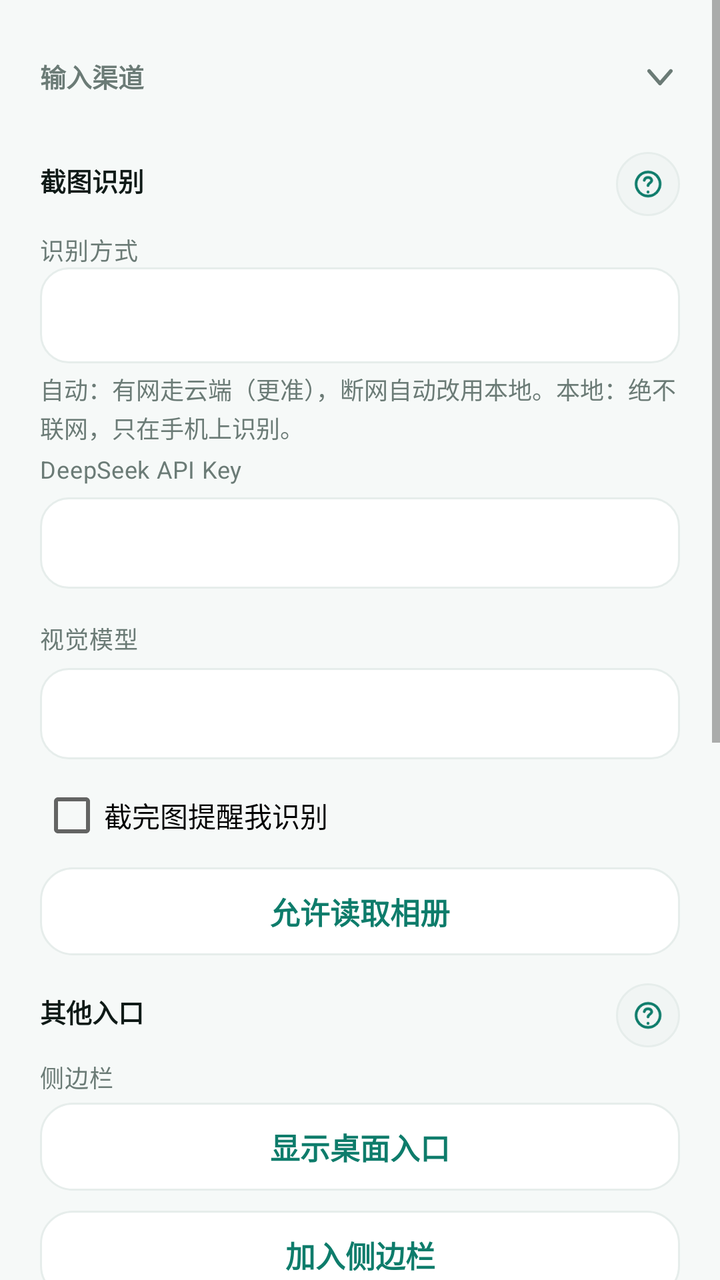
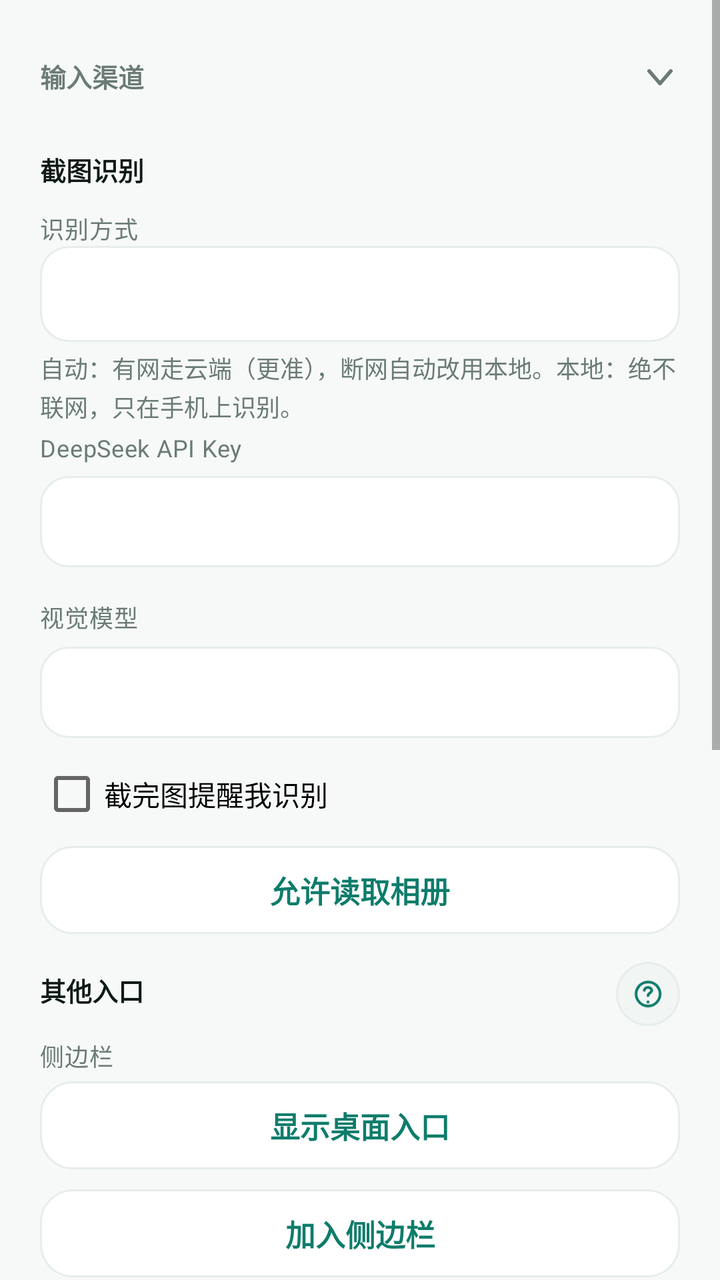

Two renders of the same Android screen: before a commit and after it. Below are the layout's source before the change and the commit's diff.
<!-- AndroidManifest.xml: application theme Theme.NtfyCalendar -->
<!-- res/layout/activity_settings.xml -->
<?xml version="1.0" encoding="utf-8"?>
<ScrollView xmlns:android="http://schemas.android.com/apk/res/android"
    android:layout_width="match_parent"
    android:layout_height="match_parent"
    android:background="?attr/bnWindowBg">

    <LinearLayout
        android:layout_width="match_parent"
        android:layout_height="wrap_content"
        android:orientation="vertical"
        android:paddingLeft="20dp"
        android:paddingRight="20dp"
        android:paddingTop="8dp"
        android:paddingBottom="28dp">

        
        <LinearLayout
            android:id="@+id/headInput"
            style="@style/SettingsGroupHead">

            <TextView
                style="@style/SectionLabel"
                android:layout_width="0dp"
                android:layout_height="wrap_content"
                android:layout_marginTop="0dp"
                android:layout_marginBottom="0dp"
                android:layout_weight="1"
                android:text="输入渠道" />

            <ImageView
                android:id="@+id/arrowInput"
                android:layout_width="20dp"
                android:layout_height="20dp"
                android:contentDescription="展开或收起"
                android:rotation="90"
                android:src="@drawable/ic_chevron_right"
                android:tint="?attr/bnTextSecondary" />
        </LinearLayout>

        <LinearLayout
            android:id="@+id/groupInput"
            android:layout_width="match_parent"
            android:layout_height="wrap_content"
            android:orientation="vertical">

            <LinearLayout
                style="@style/SettingsSubHead">

                <TextView
                    style="@style/SectionSubLabel"
                    android:layout_width="0dp"
                    android:layout_height="wrap_content"
                    android:layout_marginTop="0dp"
                    android:layout_weight="1"
                    android:text="截图识别" />

                <ImageButton
                    android:id="@+id/btnHelpShot"
                    style="@style/SettingsHelpButton"
                    android:contentDescription="看说明"
                    android:src="@drawable/ic_nav_help" />
            </LinearLayout>

            <TextView
                style="@style/FormLabel"
                android:layout_marginTop="8dp"
                android:text="识别方式" />

            <Spinner
                android:id="@+id/spEngine"
                android:layout_width="match_parent"
                android:layout_height="48dp"
                android:background="@drawable/bg_input"
                android:paddingLeft="10dp"
                android:paddingRight="10dp" />

            <TextView
                android:id="@+id/tvEngineHint"
                style="@style/HintText"
                android:layout_width="match_parent"
                android:layout_height="wrap_content"
                android:layout_marginTop="4dp"
                android:text="自动：有网走云端（更准），断网自动改用本地。本地：绝不联网，只在手机上识别。" />

            <TextView
                style="@style/FormLabel"
                android:layout_marginTop="4dp"
                android:text="@string/label_api_key" />

            <EditText
                android:id="@+id/etApiKey"
                style="@style/FormInput"
                android:inputType="textPassword" />

            <TextView
                style="@style/FormLabel"
                android:text="@string/label_model" />

            <EditText
                android:id="@+id/etModel"
                style="@style/FormInput"
                android:inputType="text" />

            <CheckBox
                android:id="@+id/cbShotWatch"
                android:layout_width="match_parent"
                android:layout_height="wrap_content"
                android:layout_marginTop="12dp"
                android:text="@string/shot_watch_label" />

            <Button
                android:id="@+id/btnMediaPerm"
                style="@style/BtnTonal"
                android:layout_marginTop="10dp"
                android:text="@string/btn_grant_media" />

            <LinearLayout
                style="@style/SettingsSubHead">

                <TextView
                    style="@style/SectionSubLabel"
                    android:layout_width="0dp"
                    android:layout_height="wrap_content"
                    android:layout_marginTop="0dp"
                    android:layout_weight="1"
                    android:text="其他入口" />

                <ImageButton
                    android:id="@+id/btnHelpEntry"
                    style="@style/SettingsHelpButton"
                    android:contentDescription="看说明"
                    android:src="@drawable/ic_nav_help" />
            </LinearLayout>

            <TextView
                style="@style/FormLabel"
                android:layout_marginTop="6dp"
                android:text="侧边栏" />

            <Button
                android:id="@+id/btnSidebarEntry"
                style="@style/BtnTonal"
                android:layout_marginTop="4dp"
                android:text="@string/sidebar_entry_show" />

            <Button
                android:id="@+id/btnSidebarGuide"
                style="@style/BtnTonal"
                android:layout_marginTop="10dp"
                android:text="@string/btn_sidebar_guide" />

            <TextView
                style="@style/FormLabel"
                android:text="通知栏" />

            <Button
                android:id="@+id/btnTileGuide"
                style="@style/BtnTonal"
                android:layout_marginTop="4dp"
                android:text="@string/btn_tile_guide" />

            <Button
                android:id="@+id/btnNtfy"
                style="@style/BtnTonal"
                android:layout_marginTop="14dp"
                android:text="推送通道 · ntfy 模式" />

            <TextView
                android:id="@+id/tvNtfySummary"
                style="@style/HintText"
                android:visibility="gone"
                android:text="已启用" />
        </LinearLayout>

        
        <LinearLayout
            android:id="@+id/headCalendar"
            style="@style/SettingsGroupHead">

            <TextView
                style="@style/SectionLabel"
                android:layout_width="0dp"
                android:layout_height="wrap_content"
                android:layout_marginTop="0dp"
                android:layout_marginBottom="0dp"
                android:layout_weight="1"
                android:text="日历与同步" />

            <ImageView
                android:id="@+id/arrowCalendar"
                android:layout_width="20dp"
                android:layout_height="20dp"
                android:contentDescription="展开或收起"
                android:src="@drawable/ic_chevron_right"
                android:tint="?attr/bnTextSecondary" />
        </LinearLayout>

        <LinearLayout
            android:id="@+id/groupCalendar"
            android:layout_width="match_parent"
            android:layout_height="wrap_content"
            android:orientation="vertical"
            android:visibility="gone">

            <TextView
                style="@style/SectionSubLabel"
                android:layout_marginTop="4dp"
                android:text="目标日历" />

            <Spinner
                android:id="@+id/spCalendar"
                android:layout_width="match_parent"
                android:layout_height="48dp"
                android:layout_marginTop="6dp"
                android:background="@drawable/bg_input"
                android:paddingLeft="10dp"
                android:paddingRight="10dp" />

            <TextView
                android:id="@+id/tvCalendarHint"
                style="@style/HintText" />

            <Button
                android:id="@+id/btnCreateCalendar"
                style="@style/BtnTonal"
                android:layout_marginTop="10dp"
                android:text="@string/btn_create_calendar" />

            <Button
                android:id="@+id/btnCalendarPerm"
                style="@style/BtnTonal"
                android:layout_marginTop="10dp"
                android:text="@string/perm_calendar" />

            <TextView
                style="@style/SectionSubLabel"
                android:text="@string/label_remind" />

            <EditText
                android:id="@+id/etRemind"
                style="@style/FormInput"
                android:inputType="text" />

            <LinearLayout
                style="@style/SettingsSubHead">

                <TextView
                    style="@style/SectionSubLabel"
                    android:layout_width="0dp"
                    android:layout_height="wrap_content"
                    android:layout_marginTop="0dp"
                    android:layout_weight="1"
                    android:text="@string/title_reconcile" />

                <ImageButton
                    android:id="@+id/btnHelpReconcile"
                    style="@style/SettingsHelpButton"
                    android:contentDescription="看说明"
                    android:src="@drawable/ic_nav_help" />
            </LinearLayout>

            <CheckBox
                android:id="@+id/cbReconcile"
                android:layout_width="match_parent"
                android:layout_height="wrap_content"
                android:layout_marginTop="4dp"
                android:text="@string/label_reconcile_enabled" />

            <TextView
                style="@style/FormLabel"
                android:text="@string/label_reconcile_interval" />

            <Spinner
                android:id="@+id/spReconcileInterval"
                android:layout_width="match_parent"
                android:layout_height="48dp"
                android:background="@drawable/bg_input"
                android:paddingLeft="10dp"
                android:paddingRight="10dp" />

            <CheckBox
                android:id="@+id/cbReconcileNotify"
                android:layout_width="match_parent"
                android:layout_height="wrap_content"
                android:layout_marginTop="12dp"
                android:text="@string/label_reconcile_notify" />

            <Button
                android:id="@+id/btnReconcileNow"
                style="@style/BtnTonal"
                android:layout_marginTop="10dp"
                android:text="@string/btn_reconcile_now" />

        </LinearLayout>

        
        <LinearLayout
            android:id="@+id/headBackup"
            style="@style/SettingsGroupHead">

            <TextView
                style="@style/SectionLabel"
                android:layout_width="0dp"
                android:layout_height="wrap_content"
                android:layout_marginTop="0dp"
                android:layout_marginBottom="0dp"
                android:layout_weight="1"
                android:text="备份" />

            <ImageButton
                android:id="@+id/btnHelpBackup"
                style="@style/SettingsHelpButton"
                android:contentDescription="看说明"
                android:src="@drawable/ic_nav_help" />

            <ImageView
                android:id="@+id/arrowBackup"
                android:layout_width="20dp"
                android:layout_height="20dp"
                android:layout_marginStart="6dp"
                android:contentDescription="展开或收起"
                android:src="@drawable/ic_chevron_right"
                android:tint="?attr/bnTextSecondary" />
        </LinearLayout>

        <LinearLayout
            android:id="@+id/groupBackup"
            android:layout_width="match_parent"
            android:layout_height="wrap_content"
            android:orientation="vertical"
            android:visibility="gone">

            <Button
                android:id="@+id/btnExportIcs"
                style="@style/BtnTonal"
                android:layout_marginTop="6dp"
                android:text="@string/btn_export_ics" />

            <Button
                android:id="@+id/btnBackupLedger"
                style="@style/BtnTonal"
                android:layout_marginTop="10dp"
                android:text="@string/btn_backup_ledger" />
        </LinearLayout>

        
        <LinearLayout
            android:id="@+id/headAppearance"
            style="@style/SettingsGroupHead">

            <TextView
                style="@style/SectionLabel"
                android:layout_width="0dp"
                android:layout_height="wrap_content"
                android:layout_marginTop="0dp"
                android:layout_marginBottom="0dp"
                android:layout_weight="1"
                android:text="外观" />

            <ImageButton
                android:id="@+id/btnHelpTheme"
                style="@style/SettingsHelpButton"
                android:contentDescription="看说明"
                android:src="@drawable/ic_nav_help" />

            <ImageView
                android:id="@+id/arrowAppearance"
                android:layout_width="20dp"
                android:layout_height="20dp"
                android:layout_marginStart="6dp"
                android:contentDescription="展开或收起"
                android:src="@drawable/ic_chevron_right"
                android:tint="?attr/bnTextSecondary" />
        </LinearLayout>

        <LinearLayout
            android:id="@+id/groupAppearance"
            android:layout_width="match_parent"
            android:layout_height="wrap_content"
            android:orientation="vertical"
            android:visibility="gone">

            <TextView
                style="@style/FormLabel"
                android:layout_marginTop="4dp"
                android:text="配色主题" />

            <Spinner
                android:id="@+id/spTheme"
                android:layout_width="match_parent"
                android:layout_height="48dp"
                android:background="@drawable/bg_input"
                android:paddingLeft="10dp"
                android:paddingRight="10dp" />

            <TextView
                style="@style/FormLabel"
                android:text="明暗" />

            <Spinner
                android:id="@+id/spThemeMode"
                android:layout_width="match_parent"
                android:layout_height="48dp"
                android:background="@drawable/bg_input"
                android:paddingLeft="10dp"
                android:paddingRight="10dp" />
        </LinearLayout>

        
        <LinearLayout
            android:id="@+id/headDiagnostics"
            style="@style/SettingsGroupHead">

            <TextView
                style="@style/SectionLabel"
                android:layout_width="0dp"
                android:layout_height="wrap_content"
                android:layout_marginTop="0dp"
                android:layout_marginBottom="0dp"
                android:layout_weight="1"
                android:text="诊断与帮助" />

            <ImageView
                android:id="@+id/arrowDiagnostics"
                android:layout_width="20dp"
                android:layout_height="20dp"
                android:contentDescription="展开或收起"
                android:src="@drawable/ic_chevron_right"
                android:tint="?attr/bnTextSecondary" />
        </LinearLayout>

        <LinearLayout
            android:id="@+id/groupDiagnostics"
            android:layout_width="match_parent"
            android:layout_height="wrap_content"
            android:orientation="vertical"
            android:visibility="gone">

            <Button
                android:id="@+id/btnPrivacy"
                style="@style/BtnTonal"
                android:layout_marginTop="10dp"
                android:text="隐私政策" />

            <Button
                android:id="@+id/btnOnboarding"
                style="@style/BtnTonal"
                android:layout_marginTop="6dp"
                android:text="新手引导" />

            <Button
                android:id="@+id/btnHealth"
                style="@style/BtnTonal"
                android:layout_marginTop="6dp"
                android:text="运行体检" />

            <LinearLayout
                style="@style/SettingsSubHead">

                <TextView
                    style="@style/SectionSubLabel"
                    android:layout_width="0dp"
                    android:layout_height="wrap_content"
                    android:layout_marginTop="0dp"
                    android:layout_weight="1"
                    android:text="系统权限" />

                <ImageButton
                    android:id="@+id/btnHelpA11y"
                    style="@style/SettingsHelpButton"
                    android:contentDescription="看说明"
                    android:src="@drawable/ic_nav_help" />
            </LinearLayout>

            <Button
                android:id="@+id/btnOpenA11y"
                style="@style/BtnTonal"
                android:layout_marginTop="10dp"
                android:text="@string/btn_open_a11y" />

            <Button
                android:id="@+id/btnCrashLog"
                style="@style/BtnTonal"
                android:layout_marginTop="10dp"
                android:text="@string/btn_crash_log" />

            <Button
                android:id="@+id/btnAppDetail"
                style="@style/BtnTonal"
                android:layout_marginTop="10dp"
                android:text="@string/perm_app_detail" />

            <Button
                android:id="@+id/btnAbout"
                style="@style/BtnTonal"
                android:layout_marginTop="10dp"
                android:text="@string/about_entry" />
        </LinearLayout>

        <Button
            android:id="@+id/btnSaveSettings"
            style="@style/BtnPrimary"
            android:layout_marginTop="26dp"
            android:text="@string/btn_save_settings" />
    </LinearLayout>
</ScrollView>
<!-- resources referenced by this layout -->
<resources>
  <!-- drawable bg_input (drawable) -->
  <?xml version="1.0" encoding="utf-8"?>
  <shape xmlns:android="http://schemas.android.com/apk/res/android"
      android:shape="rectangle">
      <solid android:color="?attr/bnSurface" />
      <corners android:radius="14dp" />
      <stroke
          android:width="1dp"
          android:color="?attr/bnCardStroke" />
  </shape>
  <string name="about_entry">关于 Bellnote</string>
  <string name="btn_backup_ledger">备份账本</string>
  <string name="btn_crash_log">崩溃日志</string>
  <string name="btn_create_calendar">创建本地日历</string>
  <string name="btn_export_ics">导出 .ics</string>
  <string name="btn_grant_media">允许读取相册</string>
  <string name="btn_open_a11y">开启截屏服务</string>
  <string name="btn_reconcile_now">立即对账</string>
  <string name="btn_save_settings">保存</string>
  <string name="btn_sidebar_guide">加入侧边栏</string>
  <string name="btn_tile_guide">添加通知栏磁贴</string>
  <string name="label_api_key">DeepSeek API Key</string>
  <string name="label_model">视觉模型</string>
  <string name="label_reconcile_enabled">定时对账（本地清单 vs 手机日历）</string>
  <string name="label_reconcile_interval">对账间隔</string>
  <string name="label_reconcile_notify">有差异时发通知</string>
  <string name="label_remind">提醒（分钟，逗号分隔，最多 3 条）</string>
  <string name="perm_app_detail">应用详情</string>
  <string name="perm_calendar">日历读写权限</string>
  <string name="shot_watch_label">截完图提醒我识别</string>
  <string name="sidebar_entry_show">显示桌面入口</string>
  <string name="title_reconcile">日历对账</string>
  <style name="HintText">
          <item name="android:layout_width">match_parent</item>
          <item name="android:layout_height">wrap_content</item>
          <item name="android:textSize">12sp</item>
          <item name="android:lineSpacingExtra">2dp</item>
          <item name="android:textColor">?attr/bnTextSecondary</item>
      </style>
  <style name="SettingsHelpButton">
          <item name="android:layout_width">32dp</item>
          <item name="android:layout_height">32dp</item>
          <item name="android:background">@drawable/bg_icon_circle</item>
          <item name="android:padding">7dp</item>
          <item name="android:scaleType">fitCenter</item>
      </style>
  <style name="SettingsSubHead">
          <item name="android:layout_width">match_parent</item>
          <item name="android:layout_height">wrap_content</item>
          <item name="android:gravity">center_vertical</item>
          <item name="android:orientation">horizontal</item>
          <item name="android:paddingTop">14dp</item>
      </style>
  <!-- drawable bg_icon_circle (drawable) -->
  <?xml version="1.0" encoding="utf-8"?>
  <shape xmlns:android="http://schemas.android.com/apk/res/android"
      android:shape="oval">
      <solid android:color="?attr/bnIconBg" />
      <stroke
          android:width="1dp"
          android:color="?attr/bnCardStroke" />
  </shape>
  <!-- drawable ic_splash_blank (drawable) -->
  <?xml version="1.0" encoding="utf-8"?>
  <shape xmlns:android="http://schemas.android.com/apk/res/android" android:shape="rectangle">
      <solid android:color="@android:color/transparent" />
      <size android:width="1dp" android:height="1dp" />
  </shape>
  <color name="primary">#FF0E7C6B</color>
  <color name="primary_dark">#FF0A5A4D</color>
  <color name="text_on_primary">#FFFFFFFF</color>
  <color name="accent">#FFF59E0B</color>
  <color name="window_bg">#FFF6F9F8</color>
  <color name="surface">#FFFFFFFF</color>
  <color name="card_bg">#FFFFFFFF</color>
  <color name="card_stroke">#FFE6EDEB</color>
  <color name="divider">#FFEDF2F0</color>
  <color name="text_primary">#FF0F1A17</color>
  <color name="text_secondary">#FF6B7B76</color>
  <color name="chip_bg">#FFECF6F3</color>
  <color name="icon_bg">#FFF1F5F4</color>
  <color name="danger">#FFC94848</color>
  <color name="nav_bg">#FFFFFFFF</color>
  <color name="ripple">#140E7C6B</color>
  <!-- unchanged entries left out for length: 13 -->
</resources>

<!-- the commit's change to res/layout/activity_settings.xml (unified diff, before → after) -->
@@ -53,12 +53,6 @@
                     android:layout_marginTop="0dp"
                     android:layout_weight="1"
                     android:text="截图识别" />
-
-                <ImageButton
-                    android:id="@+id/btnHelpShot"
-                    style="@style/SettingsHelpButton"
-                    android:contentDescription="看说明"
-                    android:src="@drawable/ic_nav_help" />
             </LinearLayout>
 
             <TextView
@@ -357,12 +351,6 @@
                 android:layout_weight="1"
                 android:text="外观" />
 
-            <ImageButton
-                android:id="@+id/btnHelpTheme"
-                style="@style/SettingsHelpButton"
-                android:contentDescription="看说明"
-                android:src="@drawable/ic_nav_help" />
-
             <ImageView
                 android:id="@+id/arrowAppearance"
                 android:layout_width="20dp"
